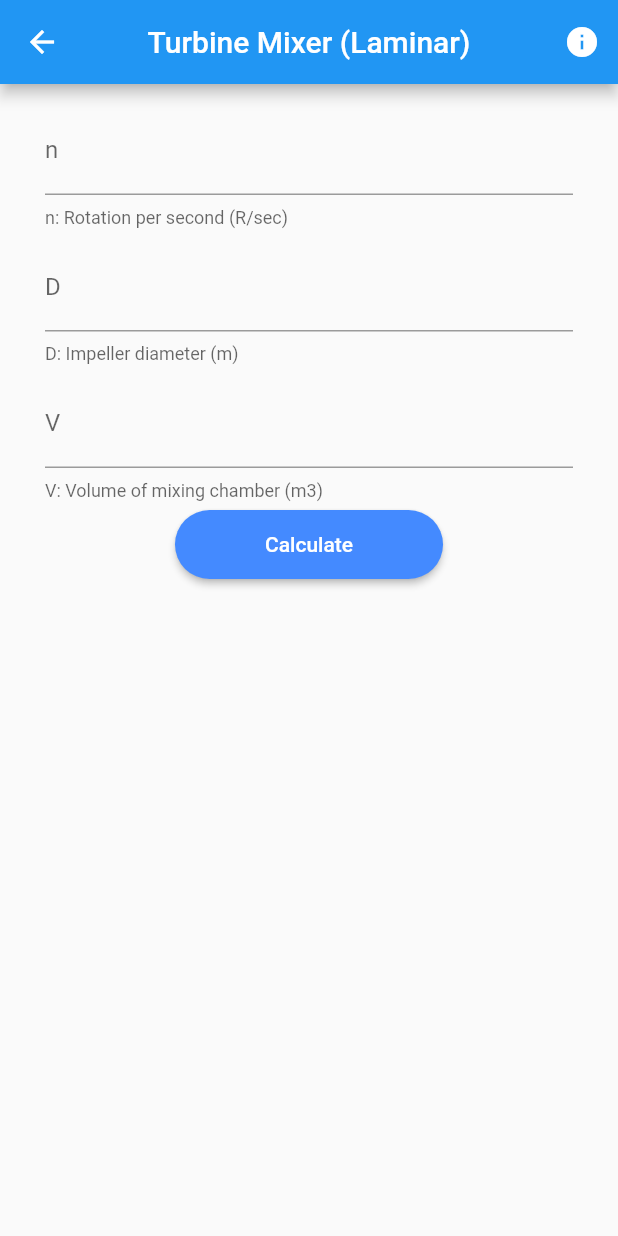
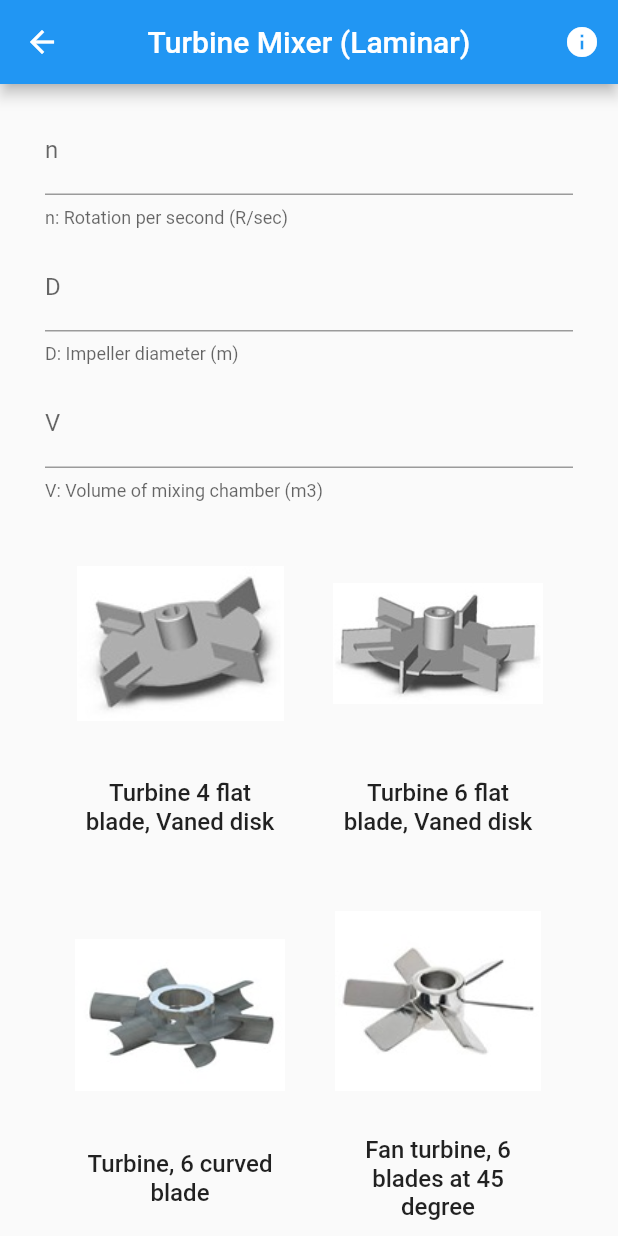
Before and after one commit to aelshamy/GValueCalculator, a Flutter app: the TurbineMixerLaminar screen opened directly, on a phone screen of 412 x 824 dp. Run offline on Flutter 3.47's test engine with Material 2 defaults, Android fonts, the phone set to English and light mode, and no system bars.

Commit message:
add checkbox image button widget

```diff
--- /dev/null
+++ b/lib/src/checkbox_button.dart
@@ -0,0 +1,73 @@
+import 'package:flutter/material.dart';
+
+class ImageCheckBoxButton extends StatefulWidget {
+  final String image;
+  final String text;
+  final double value;
+  final double groupValue;
+  final Function valueSetter;
+
+  ImageCheckBoxButton(
+      {Key key,
+      this.image,
+      this.text,
+      this.value,
+      this.groupValue,
+      this.valueSetter})
+      : super(key: key);
+  @override
+  ImageCheckBoxButtonState createState() => ImageCheckBoxButtonState();
+}
+
+class ImageCheckBoxButtonState extends State<ImageCheckBoxButton> {
+  @override
+  Widget build(BuildContext context) {
+    return Container(
+      margin: EdgeInsets.only(top: 20.0),
+      child: FlatButton(
+        child: SizedBox(
+          width: 140.0,
+          child: Column(
+            children: <Widget>[
+              Stack(
+                alignment: Alignment.center,
+                children: <Widget>[
+                  Image.asset(
+                    widget.image,
+                    width: 140.0,
+                    height: 140.0,
+                  ),
+                  widget.groupValue == widget.value
+                      ? Container(
+                          width: 30.0,
+                          height: 30.0,
+                          color: Colors.green,
+                          child: Icon(
+                            Icons.check,
+                            color: Colors.white,
+                          ),
+                          // backgroudColor: Colors.green,
+                        )
+                      : Container(),
+                ],
+              ),
+              Container(
+                padding: EdgeInsets.symmetric(vertical: 20.0),
+                child: Text(
+                  widget.text,
+                  textAlign: TextAlign.center,
+                  style: TextStyle(fontSize: 16.0),
+                ),
+              ),
+            ],
+          ),
+        ),
+        onPressed: () {
+          setState(() {
+            widget.valueSetter(widget.value);
+          });
+        },
+      ),
+    );
+  }
+}
--- a/lib/src/mixers/mechanical/sections/turbine_mixer_laminar.dart
+++ b/lib/src/mixers/mechanical/sections/turbine_mixer_laminar.dart
@@ -3,6 +3,7 @@ import 'package:g_value_calculator/src/about.dart';
 import 'dart:math';
 
 import 'package:g_value_calculator/src/app_form_field.dart';
+import 'package:g_value_calculator/src/checkbox_button.dart';
 
 class TurbineMixerLaminar extends StatefulWidget {
   @override
@@ -13,13 +14,20 @@ class _TurbineMixerLaminarState extends State<TurbineMixerLaminar> {
   TextEditingController _dController = TextEditingController();
   TextEditingController _nController = TextEditingController();
   TextEditingController _vController = TextEditingController();
-  double _selectedValue;
+
+  double groupValue;
   final _formKey = GlobalKey<FormState>();
 
   @override
   void initState() {
-    _selectedValue = 1.307 * pow(10, -3);
+    groupValue = 0.0;
     super.initState();
+  }
+
+  void setGropValue(value) {
+    setState(() {
+      groupValue = value;
+    });
   }
 
   @override
@@ -41,7 +49,8 @@ class _TurbineMixerLaminarState extends State<TurbineMixerLaminar> {
         ],
       ),
       body: SingleChildScrollView(
-        padding: EdgeInsets.symmetric(horizontal: 30.0, vertical: 10.0),
+        padding:
+            EdgeInsets.only(left: 30.0, right: 30.0, top: 10.0, bottom: 50.0),
         child: Form(
           key: _formKey,
           child: Column(
@@ -61,6 +70,63 @@ class _TurbineMixerLaminarState extends State<TurbineMixerLaminar> {
                 helperText: 'V: Volume of mixing chamber (m3)',
                 controller: _vController,
               ),
+              Row(
+                mainAxisAlignment: MainAxisAlignment.center,
+                children: <Widget>[
+                  ImageCheckBoxButton(
+                    image: 'images/13.jpg',
+                    text: 'Turbine 4 flat blade, Vaned disk',
+                    value: 71.00000000001,
+                    groupValue: groupValue,
+                    valueSetter: setGropValue,
+                  ),
+                  ImageCheckBoxButton(
+                    image: 'images/14.jpg',
+                    text: 'Turbine 6 flat blade, Vaned disk',
+                    value: 71.0,
+                    groupValue: groupValue,
+                    valueSetter: setGropValue,
+                  ),
+                ],
+              ),
+              Row(
+                mainAxisAlignment: MainAxisAlignment.center,
+                children: <Widget>[
+                  ImageCheckBoxButton(
+                    image: 'images/15.jpg',
+                    text: 'Turbine, 6 curved blade',
+                    value: 70.00000000001,
+                    groupValue: groupValue,
+                    valueSetter: setGropValue,
+                  ),
+                  ImageCheckBoxButton(
+                    image: 'images/16.jpg',
+                    text: 'Fan turbine, 6 blades at 45 degree',
+                    value: 70.0,
+                    groupValue: groupValue,
+                    valueSetter: setGropValue,
+                  ),
+                ],
+              ),
+              Row(
+                mainAxisAlignment: MainAxisAlignment.center,
+                children: <Widget>[
+                  ImageCheckBoxButton(
+                    image: 'images/17.jpg',
+                    text: 'Shrouded turbine, 6 curved blade',
+                    value: 97.5,
+                    groupValue: groupValue,
+                    valueSetter: setGropValue,
+                  ),
+                  ImageCheckBoxButton(
+                    image: 'images/18.jpg',
+                    text: 'Shrouded turbine, with stator, no baffles',
+                    value: 172.5,
+                    groupValue: groupValue,
+                    valueSetter: setGropValue,
+                  ),
+                ],
+              ),
               RaisedButton(
                 child: Text('Calculate'),
                 padding: EdgeInsets.symmetric(horizontal: 60.0, vertical: 15.0),
@@ -70,10 +136,9 @@ class _TurbineMixerLaminarState extends State<TurbineMixerLaminar> {
                     borderRadius: BorderRadius.circular(30.0)),
                 onPressed: () {
                   if (_formKey.currentState.validate()) {
-                    double result = sqrt((
-                            // k *
+                    double result = sqrt((groupValue *
                             pow(double.parse(_nController.text), 2) *
-                                pow(double.parse(_dController.text), 3)) /
+                            pow(double.parse(_dController.text), 3)) /
                         (double.parse(_vController.text)));
 
                     showDialog(
```
Also changed, not shown: lib/src/mixers/mechanical/sections/propeller_mixer_laminar.dart (+30 -27 lines), lib/src/mixers/mechanical/sections/propeller_mixer_turbulent.dart (+31 -2 lines), lib/src/mixers/mechanical/sections/turbine_mixer_turbulent.dart (+69 -2 lines).
